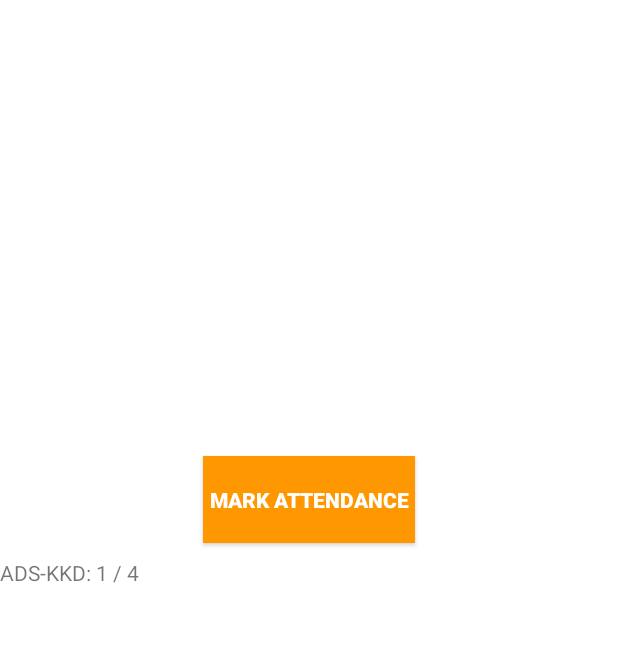
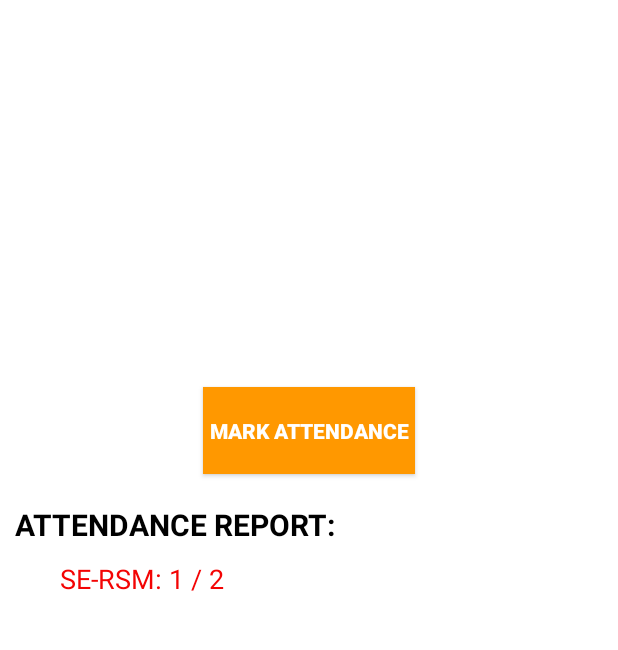
Before and after one commit to SwathyD/FireAttendance, an Android app: the StudentActivity screen opened directly, with no data from a screen before it, on a phone screen of 412 x 824 dp, the part 119-769 px from its top. Run offline under Robolectric (Android 15) with nearby library versions, the phone set to English and light mode, and no system bars; libraries missing offline, so code that uses them is left out: com.google.android.gms; 1 statement that could not run was skipped.

Commit message:
email and student attendance list

```diff
--- a/app/src/main/java/com/example/fireadmission/StudentActivity.java
+++ b/app/src/main/java/com/example/fireadmission/StudentActivity.java
@@ -6,11 +6,10 @@ import androidx.appcompat.app.AppCompatActivity;
 import androidx.core.content.ContextCompat;
 import androidx.biometric.BiometricPrompt;
 
-import android.app.VoiceInteractor;
 import android.content.Context;
 import android.content.SharedPreferences;
+import android.graphics.Color;
 import android.os.Bundle;
-import android.security.keystore.StrongBoxUnavailableException;
 import android.util.Log;
 import android.view.View;
 import android.widget.Button;
@@ -34,16 +33,10 @@ import com.google.android.gms.nearby.connection.PayloadCallback;
 import com.google.android.gms.nearby.connection.PayloadTransferUpdate;
 import com.google.android.gms.nearby.connection.Strategy;
 
-import org.json.JSONArray;
-import org.json.JSONException;
 import org.json.JSONObject;
 
-import java.util.HashMap;
 import java.util.Iterator;
 import java.util.concurrent.Executor;
-
-import static android.hardware.biometrics.BiometricManager.Authenticators.BIOMETRIC_STRONG;
-import static android.hardware.biometrics.BiometricManager.Authenticators.DEVICE_CREDENTIAL;
 
 public class StudentActivity extends AppCompatActivity {
 
@@ -60,7 +53,7 @@ public class StudentActivity extends AppCompatActivity {
     private String destEndpoint   = null;
 
     JSONObject attendanceData = null;
-    LinearLayout studentAttendaceList;
+    LinearLayout studentAttendanceList;
     @Override
     protected void onCreate(Bundle savedInstanceState) {
         super.onCreate(savedInstanceState);
@@ -73,11 +66,12 @@ public class StudentActivity extends AppCompatActivity {
         TextView uid = findViewById(R.id.studentUID);
         uid.setText(UID);
 
-        studentAttendaceList = findViewById(R.id.StudentAttendance);
+        studentAttendanceList = findViewById(R.id.StudentAttendance);
+
         setstudentAttendance();
 
         /* Function Call for Test */
-        updateStudentAttendance("ADS","KKD",4);
+        updateStudentAttendance("SE","RSM",2);
 
         mStatusText = findViewById(R.id.textView3);
         mSpinner    = findViewById(R.id.progressBar);
@@ -393,13 +387,13 @@ public class StudentActivity extends AppCompatActivity {
             }
             //Update Shared Prefrences
             Iterator<String> keys = this.attendanceData.keys();
-            this.studentAttendaceList.removeAllViews();
+            this.studentAttendanceList.removeAllViews();
             while(keys.hasNext()) {
                 String temp = keys.next();
                 if (this.attendanceData.get(temp) instanceof JSONObject) {
                     total_lec = ((JSONObject) this.attendanceData.get(temp)).getInt("total_lec");
                     int present_lec = ((JSONObject) this.attendanceData.get(temp)).getInt("present_lec");
-                    addAttendace(temp+": " + (present_lec) + " / " + total_lec );
+                    addAttendace(temp, present_lec, total_lec );
                 }
             }
             SharedPreferences sharedPreferences = getPreferences(Context.MODE_PRIVATE);
@@ -431,7 +425,7 @@ public class StudentActivity extends AppCompatActivity {
                     if (this.attendanceData.get(temp) instanceof JSONObject) {
                         int total_lec = ((JSONObject) this.attendanceData.get(temp)).getInt("total_lec");
                         int present_lec = ((JSONObject) this.attendanceData.get(temp)).getInt("present_lec");
-                        addAttendace(temp+": " + (present_lec) + " / " + total_lec );
+                        addAttendace(temp, present_lec, total_lec );
                     }
                 }
 
@@ -444,9 +438,18 @@ public class StudentActivity extends AppCompatActivity {
         }
     }
 
-    public void addAttendace(String text){
+    public void addAttendace(String sub, int present_lec, int total_lec){
         TextView view = new TextView(this);
+        LinearLayout.LayoutParams params = new LinearLayout.LayoutParams(LinearLayout.LayoutParams.WRAP_CONTENT, LinearLayout.LayoutParams.WRAP_CONTENT);
+        params.setMargins(60,0,0,10);
+        view.setLayoutParams(params);
+        String text = sub+": " + (present_lec) + " / " + total_lec;
         view.setText(text);
-        this.studentAttendaceList.addView(view);
+        if((float)present_lec/(float)total_lec<0.75){
+            view.setTextColor(Color.parseColor("#F30404"));
+        }
+
+        view.setTextSize(18);
+        this.studentAttendanceList.addView(view);
     }
 }
--- a/app/src/main/res/layout/activity_student.xml
+++ b/app/src/main/res/layout/activity_student.xml
@@ -21,7 +21,8 @@
         app:layout_constraintBottom_toBottomOf="parent"
         app:layout_constraintEnd_toEndOf="parent"
         app:layout_constraintStart_toStartOf="parent"
-        app:layout_constraintTop_toTopOf="parent" />
+        app:layout_constraintTop_toTopOf="parent"
+        app:layout_constraintVertical_bias="0.44" />
 
     <ProgressBar
         android:id="@+id/progressBar"
@@ -68,6 +69,25 @@
         app:layout_constraintStart_toStartOf="parent"
         app:layout_constraintTop_toBottomOf="@+id/include" />
 
+    <TextView
+        android:id="@+id/textView4"
+        android:layout_width="match_parent"
+        android:layout_height="wrap_content"
+        android:layout_marginTop="10dp"
+        android:paddingLeft="10sp"
+        android:paddingTop="10sp"
+        android:text="Attendance Report:"
+        android:textAllCaps="true"
+        android:textColor="#000000"
+        android:textSize="20sp"
+        android:textStyle="bold"
+        app:layout_constraintBottom_toBottomOf="parent"
+        app:layout_constraintEnd_toEndOf="parent"
+        app:layout_constraintHorizontal_bias="0.0"
+        app:layout_constraintStart_toStartOf="parent"
+        app:layout_constraintTop_toBottomOf="@+id/button2"
+        app:layout_constraintVertical_bias="0.0" />
+
     <ScrollView
         android:layout_width="0dp"
         android:layout_height="0dp"
@@ -75,13 +95,15 @@
         app:layout_constraintBottom_toBottomOf="parent"
         app:layout_constraintEnd_toEndOf="parent"
         app:layout_constraintStart_toStartOf="parent"
-        app:layout_constraintTop_toBottomOf="@+id/button2">
+        app:layout_constraintTop_toBottomOf="@+id/textView4">
 
         <LinearLayout
             android:id="@+id/StudentAttendance"
             android:layout_width="match_parent"
             android:layout_height="wrap_content"
-            android:orientation="vertical" />
+            android:orientation="vertical" >
+
+        </LinearLayout>
     </ScrollView>
 
 </androidx.constraintlayout.widget.ConstraintLayout>
```
Also changed, not shown: app/src/main/java/com/example/fireadmission/TeacherActivity.java (+44 -0 lines).
